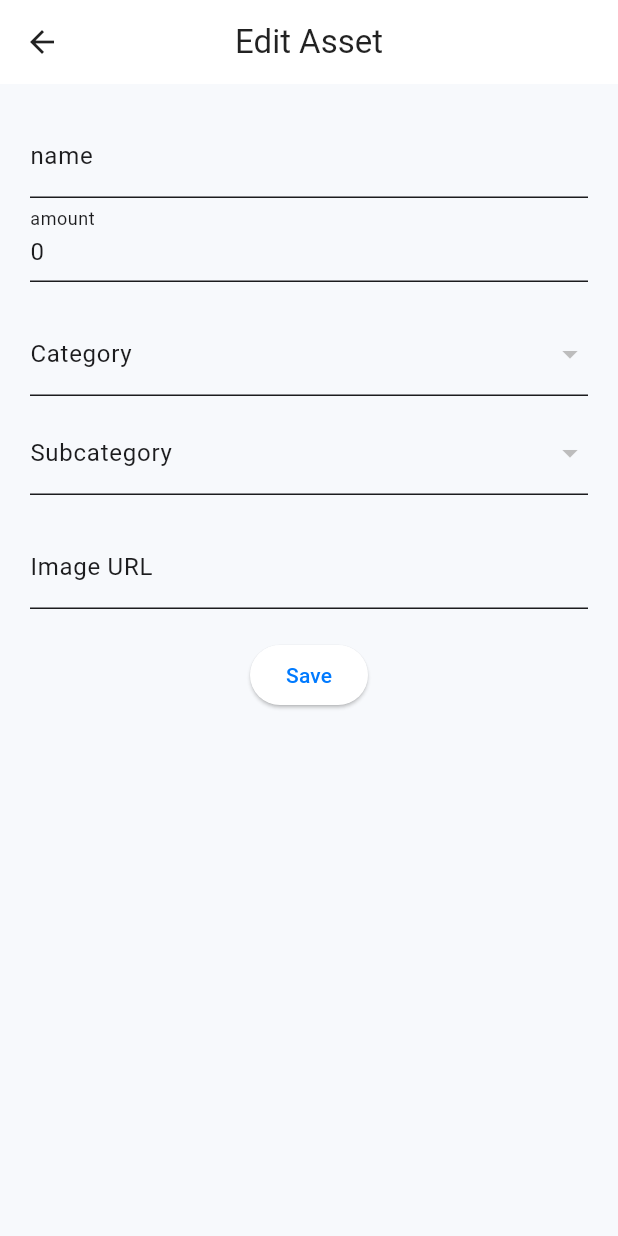
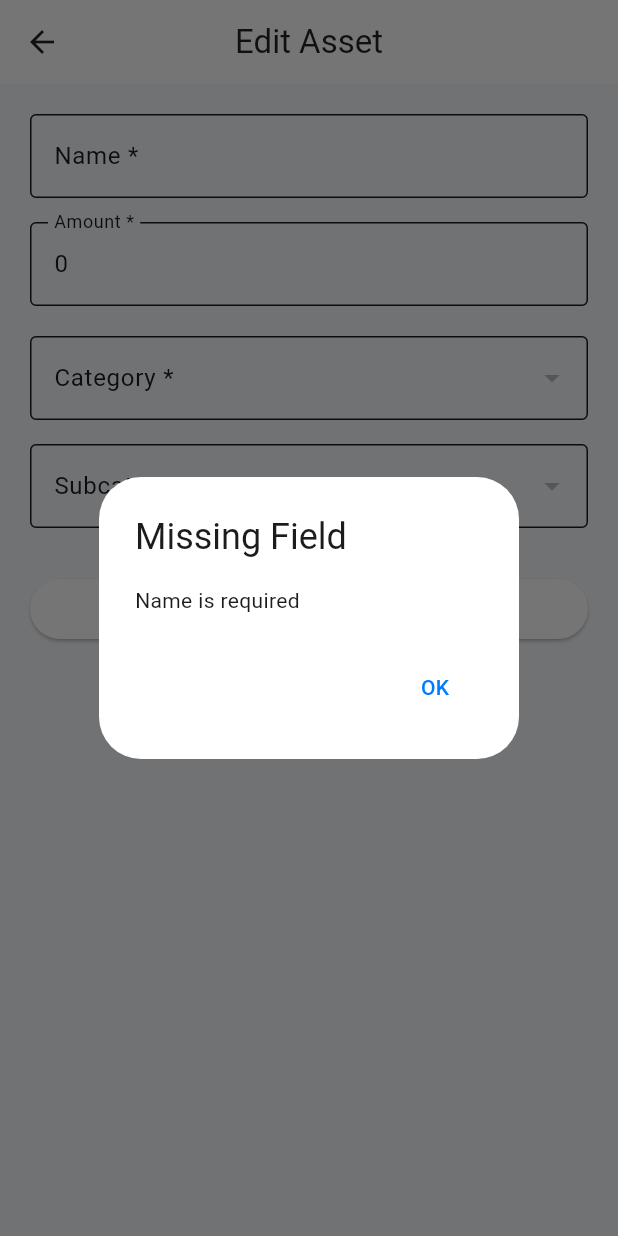
Before and after one commit to hasese4-alt/assetnote-app, a Flutter app: the EditAssetPage screen opened directly with empty values, after a tap on "Save", on a phone screen of 412 x 824 dp. Run offline on Flutter 3.47's test engine with Material 3 defaults, Android fonts, the phone set to English and light mode, and no system bars; our stand-ins replace shared_preferences, supabase_flutter; accounts and stored records are empty.

Commit message:
EditAssetPage UI統一 & 必須チェック追加

```diff
--- a/lib/pages/edit_asset_page.dart
+++ b/lib/pages/edit_asset_page.dart
@@ -3,7 +3,7 @@ import 'package:supabase_flutter/supabase_flutter.dart';
 import '../utils/user_id.dart';
 
 class EditAssetPage extends StatefulWidget {
-  final Map asset; // 編集対象のデータ
+  final Map asset;
 
   const EditAssetPage({super.key, required this.asset});
 
@@ -14,13 +14,12 @@ class EditAssetPage extends StatefulWidget {
 class _EditAssetPageState extends State<EditAssetPage> {
   late TextEditingController name;
   late TextEditingController value;
-  late TextEditingController image;
 
-  List<String> c1List = [];
-  List<String> c2List = [];
+  List<Map<String, dynamic>> parentCategories = [];
+  Map<String, List<Map<String, dynamic>>> childCategories = {};
 
-  String? selectedC1;
-  String? selectedC2;
+  String? selectedC1Id;
+  String? selectedC2Id;
 
   @override
   void initState() {
@@ -28,57 +27,93 @@ class _EditAssetPageState extends State<EditAssetPage> {
 
     name = TextEditingController(text: widget.asset['name']);
     value = TextEditingController(text: widget.asset['value'].toString());
-    image = TextEditingController(text: widget.asset['image_url'] ?? "");
 
-    selectedC1 = widget.asset['category1'];
-    selectedC2 = widget.asset['category2'];
+    selectedC1Id = widget.asset['category1_id'];
+    selectedC2Id = widget.asset['category2_id'];
 
     loadCategories();
   }
 
   Future<void> loadCategories() async {
-    final data = await Supabase.instance.client
-        .from('assets')
-        .select('category1, category2')
+    final client = Supabase.instance.client;
+
+    final parents = await client
+        .from('categories1')
+        .select('id, name')
         .eq('user_id', userId);
 
-    final map = <String, Set<String>>{};
+    final children = await client
+        .from('categories2')
+        .select('id, parent_id, name')
+        .eq('user_id', userId);
 
-    for (var row in data) {
-      final c1 = row['category1'] ?? "";
-      final c2 = row['category2'] ?? "";
+    final map = <String, List<Map<String, dynamic>>>{};
 
-      if (c1.isEmpty) continue;
-
-      map.putIfAbsent(c1, () => <String>{});
-      if (c2.isNotEmpty) map[c1]!.add(c2);
+    for (final c in children) {
+      final pid = c['parent_id'];
+      map.putIfAbsent(pid, () => []);
+      map[pid]!.add(Map<String, dynamic>.from(c));
     }
 
     setState(() {
-      c1List = map.keys.toList();
-      if (selectedC1 != null && map.containsKey(selectedC1)) {
-        c2List = map[selectedC1]!.toList();
-      }
+      parentCategories = List<Map<String, dynamic>>.from(parents);
+      childCategories = map;
     });
   }
 
   Future<void> saveAsset() async {
-    await Supabase.instance.client.from('assets').update({
-      'name': name.text,
-      'value': int.tryParse(value.text) ?? 0,
-      'category1': selectedC1,
-      'category2': selectedC2,
-      'image_url': image.text,
-    }).eq('id', widget.asset['id']).eq('user_id', userId);
+    // ★ Name 必須
+    if (name.text.trim().isEmpty) {
+      _showError("Name is required");
+      return;
+    }
+
+    // ★ Amount 必須
+    if (value.text.trim().isEmpty) {
+      _showError("Amount is required");
+      return;
+    }
+
+    // ★ Category 必須
+    if (selectedC1Id == null) {
+      _showError("Category is required");
+      return;
+    }
+
+    await Supabase.instance.client
+        .from('assets')
+        .update({
+          'name': name.text,
+          'value': int.tryParse(value.text) ?? 0,
+          'category1_id': selectedC1Id,
+          'category2_id': selectedC2Id,
+        })
+        .eq('id', widget.asset['id'])
+        .eq('user_id', userId);
 
     Navigator.pop(context, true);
+  }
+
+  void _showError(String message) {
+    showDialog(
+      context: context,
+      builder: (_) => AlertDialog(
+        title: const Text("Missing Field"),
+        content: Text(message),
+        actions: [
+          TextButton(
+            child: const Text("OK"),
+            onPressed: () => Navigator.pop(context),
+          ),
+        ],
+      ),
+    );
   }
 
   @override
   void dispose() {
     name.dispose();
     value.dispose();
-    image.dispose();
     super.dispose();
   }
 
@@ -86,71 +121,89 @@ class _EditAssetPageState extends State<EditAssetPage> {
   Widget build(BuildContext context) {
     return Scaffold(
       appBar: AppBar(title: const Text("Edit Asset")),
-
       body: Padding(
         padding: const EdgeInsets.all(20),
-        child: Column(
+        child: ListView(
           children: [
+            // ★ Name（必須）
             TextField(
               controller: name,
-              decoration: const InputDecoration(labelText: "name"),
+              decoration: const InputDecoration(
+                labelText: "Name *",
+                border: OutlineInputBorder(),
+              ),
             ),
 
+            const SizedBox(height: 16),
+
+            // ★ Amount（必須）
             TextField(
               controller: value,
               keyboardType: TextInputType.number,
-              decoration: const InputDecoration(labelText: "amount"),
+              decoration: const InputDecoration(
+                labelText: "Amount *",
+                border: OutlineInputBorder(),
+              ),
             ),
 
             const SizedBox(height: 20),
 
+            // ★ 第一分類（必須）
             DropdownButtonFormField<String>(
-              value: selectedC1,
-              items: c1List
-                  .map((c1) => DropdownMenuItem(
-                        value: c1,
-                        child: Text(c1),
-                      ))
+              value: selectedC1Id,
+              decoration: const InputDecoration(
+                labelText: "Category *",
+                border: OutlineInputBorder(),
+              ),
+              items: parentCategories
+                  .map(
+                    (p) => DropdownMenuItem(
+                      value: p['id'] as String,
+                      child: Text(p['name'] as String),
+                    ),
+                  )
                   .toList(),
               onChanged: (v) {
                 setState(() {
-                  selectedC1 = v;
-                  selectedC2 = null;
-                  c2List = [];
+                  selectedC1Id = v;
+                  selectedC2Id = null;
                 });
-                loadCategories();
               },
-              decoration: const InputDecoration(labelText: "Category"),
             ),
 
-            const SizedBox(height: 10),
+            const SizedBox(height: 16),
 
+            // ★ 第二分類（第一分類が選ばれたときだけ）
             DropdownButtonFormField<String>(
-              value: selectedC2,
-              items: c2List
-                  .map((c2) => DropdownMenuItem(
-                        value: c2,
-                        child: Text(c2),
-                      ))
+              value: selectedC2Id,
+              decoration: const InputDecoration(
+                labelText: "Subcategory",
+                border: OutlineInputBorder(),
+              ),
+              items: (childCategories[selectedC1Id] ?? [])
+                  .map(
+                    (c) => DropdownMenuItem(
+                      value: c['id'] as String,
+                      child: Text(c['name'] as String),
+                    ),
+                  )
                   .toList(),
-              onChanged: (v) {
-                setState(() {
-                  selectedC2 = v;
-                });
-              },
-              decoration: const InputDecoration(labelText: "Subcategory"),
+              onChanged: selectedC1Id == null
+                  ? null
+                  : (v) {
+                      setState(() => selectedC2Id = v);
+                    },
             ),
 
-            const SizedBox(height: 20),
+            const SizedBox(height: 30),
 
-            TextField(
-              controller: image,
-              decoration: const InputDecoration(labelText: 'Image URL'),
+            SizedBox(
+              width: double.infinity,
+              child: ElevatedButton(
+                onPressed: saveAsset,
+                child: const Text('Save'),
+              ),
             ),
-
-            const SizedBox(height: 20),
-
-            ElevatedButton(onPressed: saveAsset, child: const Text('Save')),
           ],
         ),
       ),
```
Also changed, not shown: lib/pages/add_asset_page.dart (+71 -32 lines), lib/pages/assets_list_page.dart (+6 -1 lines).
